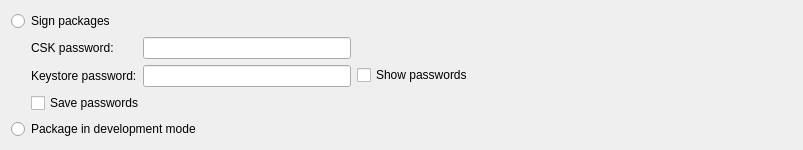
Before: the Qt Designer form src/plugins/qnx/blackberrycreatepackagestepconfigwidget.ui in qt-creator/qt-creator, drawn with Qt 5.
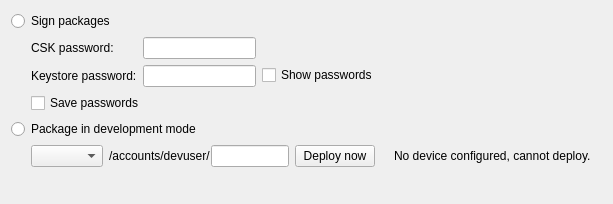
After: the same form once the commit is applied. Icons and pictures are not drawn.

Patch:
```diff
--- a/src/plugins/qnx/blackberrycreatepackagestepconfigwidget.ui
+++ b/src/plugins/qnx/blackberrycreatepackagestepconfigwidget.ui
@@ -6,8 +6,8 @@
    <rect>
     <x>0</x>
     <y>0</y>
-    <width>803</width>
-    <height>135</height>
+    <width>613</width>
+    <height>204</height>
    </rect>
   </property>
   <property name="windowTitle">
@@ -115,6 +115,104 @@
      </property>
     </widget>
    </item>
+   <item>
+    <widget class="QWidget" name="developmentModeWidget" native="true">
+     <layout class="QGridLayout" name="gridLayout">
+      <property name="leftMargin">
+       <number>0</number>
+      </property>
+      <property name="topMargin">
+       <number>0</number>
+      </property>
+      <property name="rightMargin">
+       <number>0</number>
+      </property>
+      <property name="bottomMargin">
+       <number>0</number>
+      </property>
+      <item row="0" column="0">
+       <spacer name="horizontalSpacer_3">
+        <property name="orientation">
+         <enum>Qt::Horizontal</enum>
+        </property>
+        <property name="sizeType">
+         <enum>QSizePolicy::Fixed</enum>
+        </property>
+        <property name="sizeHint" stdset="0">
+         <size>
+          <width>20</width>
+          <height>20</height>
+         </size>
+        </property>
+       </spacer>
+      </item>
+      <item row="0" column="1">
+       <widget class="QComboBox" name="qtLibrary"/>
+      </item>
+      <item row="0" column="2">
+       <layout class="QHBoxLayout" name="horizontalLayout_2">
+        <property name="spacing">
+         <number>0</number>
+        </property>
+        <item>
+         <widget class="QLabel" name="qtLibraryLabel">
+          <property name="text">
+           <string>/accounts/devuser/</string>
+          </property>
+         </widget>
+        </item>
+        <item>
+         <widget class="QLineEdit" name="qtLibraryPath"/>
+        </item>
+       </layout>
+      </item>
+      <item row="0" column="3">
+       <widget class="QPushButton" name="deployNowButton">
+        <property name="text">
+         <string>Deploy now</string>
+        </property>
+       </widget>
+      </item>
+      <item row="0" column="4">
+       <widget class="QLabel" name="deployErrorPixmap">
+        <property name="text">
+         <string/>
+        </property>
+        <property name="pixmap">
+         <pixmap resource="../projectexplorer/projectexplorer.qrc">:/projectexplorer/images/compile_warning.png</pixmap>
+        </property>
+       </widget>
+      </item>
+      <item row="0" column="5">
+       <widget class="QLabel" name="deployErrorLabel">
+        <property name="text">
+         <string>No device configured, cannot deploy.</string>
+        </property>
+       </widget>
+      </item>
+      <item row="0" column="6">
+       <spacer name="horizontalSpacer_4">
+        <property name="orientation">
+         <enum>Qt::Horizontal</enum>
+        </property>
+        <property name="sizeHint" stdset="0">
+         <size>
+          <width>40</width>
+          <height>20</height>
+         </size>
+        </property>
+       </spacer>
+      </item>
+      <item row="1" column="1" colspan="5">
+       <widget class="QLabel" name="qtLibraryExplanationLabel">
+        <property name="text">
+         <string/>
+        </property>
+       </widget>
+      </item>
+     </layout>
+    </widget>
+   </item>
   </layout>
  </widget>
  <resources/>
```
Left out of the diff: 63 changed lines with no effect on the pictures.
